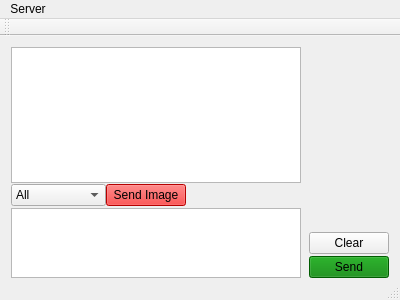
TT885/2018-2019-PPCA-, file ChatClient/mainwindow.ui: the form before one commit.
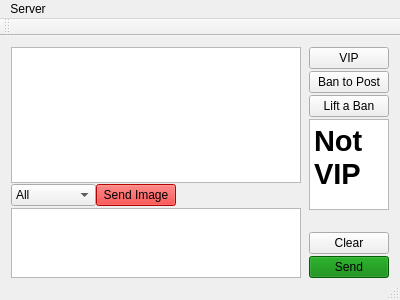
The form after the commit. Icons and pictures are not drawn.

The edit to the form file:
```diff
--- a/ChatClient/mainwindow.ui
+++ b/ChatClient/mainwindow.ui
@@ -44,7 +44,7 @@
        </widget>
       </item>
       <item>
-       <layout class="QHBoxLayout" name="horizontalLayout_2" stretch="1,0,0,1">
+       <layout class="QHBoxLayout" name="horizontalLayout_2" stretch="1,0,1,0">
         <property name="spacing">
          <number>0</number>
         </property>
@@ -78,21 +78,11 @@
           <property name="text">
            <string>Send Image</string>
           </property>
+          <property name="shortcut">
+           <string>Alt+Return</string>
+          </property>
          </widget>
         </item>
-        <item>
-         <spacer name="verticalSpacer_2">
-          <property name="orientation">
-           <enum>Qt::Vertical</enum>
-          </property>
-          <property name="sizeHint" stdset="0">
-           <size>
-            <width>20</width>
-            <height>40</height>
-           </size>
-          </property>
-         </spacer>
-        </item>
         <item>
          <spacer name="verticalSpacer">
           <property name="orientation">
@@ -106,6 +96,19 @@
           </property>
          </spacer>
         </item>
+        <item>
+         <widget class="QPushButton" name="pushButton">
+          <property name="text">
+           <string/>
+          </property>
+          <property name="shortcut">
+           <string>V, I, P</string>
+          </property>
+          <property name="flat">
+           <bool>true</bool>
+          </property>
+         </widget>
+        </item>
        </layout>
       </item>
       <item>
@@ -123,7 +126,7 @@
      </layout>
     </item>
     <item>
-     <layout class="QVBoxLayout" name="verticalLayout_4" stretch="3,3,1,1">
+     <layout class="QVBoxLayout" name="verticalLayout_4" stretch="0,0,0,0,0,1,1">
       <property name="spacing">
        <number>2</number>
       </property>
@@ -131,17 +134,36 @@
        <number>2</number>
       </property>
       <item>
-       <spacer name="horizontalSpacer_2">
-        <property name="orientation">
-         <enum>Qt::Horizontal</enum>
+       <widget class="QPushButton" name="VIPButton">
+        <property name="text">
+         <string>VIP</string>
         </property>
-        <property name="sizeHint" stdset="0">
-         <size>
-          <width>40</width>
-          <height>20</height>
-         </size>
+       </widget>
+      </item>
+      <item>
+       <widget class="QPushButton" name="BanButton_2">
+        <property name="text">
+         <string>Ban to Post</string>
         </property>
-       </spacer>
+       </widget>
+      </item>
+      <item>
+       <widget class="QPushButton" name="UnbanButton_3">
+        <property name="text">
+         <string>Lift a Ban</string>
+        </property>
+       </widget>
+      </item>
+      <item>
+       <widget class="QTextBrowser" name="VIPBrowser">
+        <property name="html">
+         <string>&lt;!DOCTYPE HTML PUBLIC &quot;-//W3C//DTD HTML 4.0//EN&quot; &quot;http://www.w3.org/TR/REC-html40/strict.dtd&quot;&gt;
+&lt;html&gt;&lt;head&gt;&lt;meta name=&quot;qrichtext&quot; content=&quot;1&quot; /&gt;&lt;style type=&quot;text/css&quot;&gt;
+p, li { white-space: pre-wrap; }
+&lt;/style&gt;&lt;/head&gt;&lt;body style=&quot; font-family:'SimSun'; font-size:9pt; font-weight:400; font-style:normal;&quot;&gt;
+&lt;p style=&quot; margin-top:0px; margin-bottom:0px; margin-left:0px; margin-right:0px; -qt-block-indent:0; text-indent:0px;&quot;&gt;&lt;span style=&quot; font-size:22pt; font-weight:600;&quot;&gt;Not VIP&lt;/span&gt;&lt;/p&gt;&lt;/body&gt;&lt;/html&gt;</string>
+        </property>
+       </widget>
       </item>
       <item>
        <spacer name="horizontalSpacer">
@@ -173,6 +195,9 @@
         <property name="text">
          <string>Send</string>
         </property>
+        <property name="shortcut">
+         <string>Ctrl+Return</string>
+        </property>
        </widget>
       </item>
      </layout>
```
